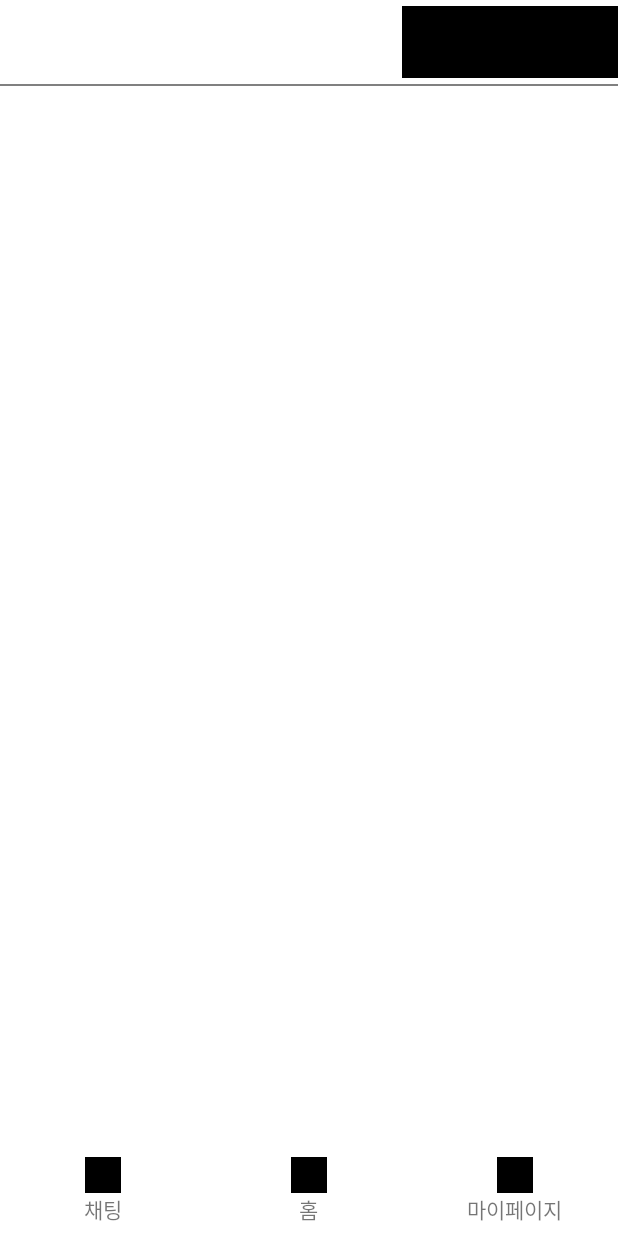
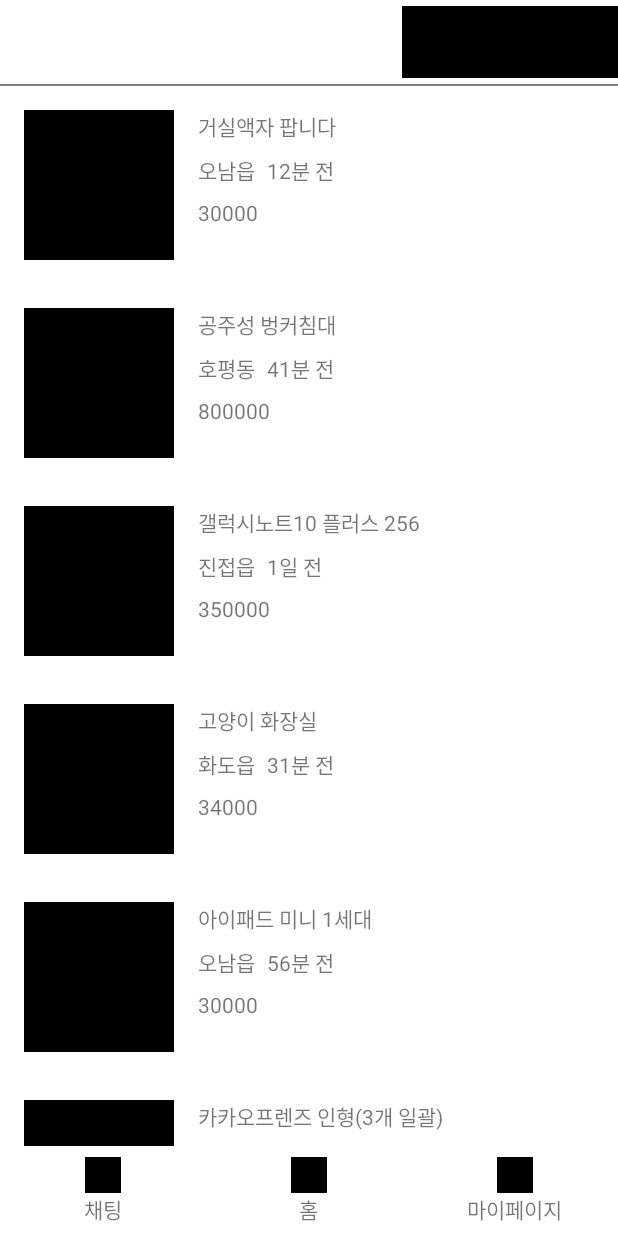
Before and after one commit to Sookhee/ShinhanESGMarket, an Android app: the screen it shows after launch (MainActivity), on a phone screen of 412 x 824 dp. Run offline under Robolectric (Android 15) with nearby library versions, the phone set to English and light mode, and no system bars; our stand-ins replace data binding; libraries missing offline, so code that uses them is left out: kotlin.jvm.functions.

Commit message:
홈 패널에 임시 상품 리사이클러뷰 추가

```diff
--- a/app/build.gradle
+++ b/app/build.gradle
@@ -40,6 +40,8 @@ android {
 }
 
 dependencies {
+    implementation project(':domain')
+    implementation project(':data')
 
     implementation 'androidx.core:core-ktx:1.6.0'
     implementation 'androidx.appcompat:appcompat:1.3.1'
--- a/app/src/main/java/com/github/sookhee/solcarrot/home/HomeFragment.kt
+++ b/app/src/main/java/com/github/sookhee/solcarrot/home/HomeFragment.kt
@@ -6,6 +6,7 @@ import android.view.LayoutInflater
 import android.view.View
 import android.view.ViewGroup
 import android.widget.Toast
+import com.github.sookhee.domain.entity.Product
 import com.github.sookhee.solcarrot.databinding.FragmentHomeBinding
 
 class HomeFragment : Fragment() {
@@ -19,6 +20,7 @@ class HomeFragment : Fragment() {
         _binding = FragmentHomeBinding.inflate(inflater, container, false)
 
         setOnClickListener()
+        initRecyclerView()
 
         return binding.root
     }
@@ -33,4 +35,24 @@ class HomeFragment : Fragment() {
         binding.btnCategory.setOnClickListener { Toast.makeText(context, "CATEGORY", Toast.LENGTH_SHORT).show() }
         binding.btnAlarm.setOnClickListener { Toast.makeText(context, "ALARM", Toast.LENGTH_SHORT).show() }
     }
+
+    private fun initRecyclerView() {
+        binding.productRecyclerView.adapter = ProductAdapter().apply {
+            items = PRODUCT_LIST
+            onItemClick = {
+
+            }
+        }
+    }
+
+    companion object {
+        private val PRODUCT_LIST = listOf(
+            Product(0, "거실액자 팝니다", "오남읍", "12분 전", 30000),
+            Product(1, "공주성 벙커침대", "호평동", "41분 전", 800000),
+            Product(2, "갤럭시노트10 플러스 256", "진접읍", "1일 전", 350000),
+            Product(3, "고양이 화장실", "화도읍", "31분 전", 34000),
+            Product(4, "아이패드 미니 1세대", "오남읍", "56분 전", 30000),
+            Product(5, "카카오프렌즈 인형(3개 일괄)", "진접읍", "55분 전", 18000),
+        )
+    }
 }
--- /dev/null
+++ b/app/src/main/java/com/github/sookhee/solcarrot/home/ProductAdapter.kt
@@ -0,0 +1,47 @@
+package com.github.sookhee.solcarrot.home
+
+import android.view.LayoutInflater
+import android.view.ViewGroup
+import androidx.recyclerview.widget.RecyclerView
+import com.github.sookhee.domain.entity.Product
+import com.github.sookhee.solcarrot.databinding.ItemProductBinding
+
+class ProductAdapter :
+    RecyclerView.Adapter<ProductAdapter.ViewHolder>() {
+
+    var items: List<Product> = emptyList()
+    var onItemClick: ((selectedItem: Product) -> Unit)? = null
+
+    override fun onCreateViewHolder(parent: ViewGroup, viewType: Int): ViewHolder {
+        val inflater = LayoutInflater.from(parent.context)
+        return ViewHolder(ItemProductBinding.inflate(inflater, parent, false), onItemClick)
+    }
+
+    override fun onBindViewHolder(holder: ViewHolder, position: Int) {
+        holder.bind(items[position])
+    }
+
+    override fun getItemCount(): Int {
+        return items.size
+    }
+
+    class ViewHolder(
+        private val binding: ItemProductBinding,
+        private val onItemClick: ((selectedItem: Product) -> Unit)?,
+    ) :
+        RecyclerView.ViewHolder(binding.root) {
+
+        init {
+            binding.onItemClick = onItemClick
+        }
+
+        fun bind(
+            item: Product,
+        ) {
+            binding.item = item
+            binding.onItemClick = onItemClick
+
+            binding.productPrice.text = "${item.price}"
+        }
+    }
+}
--- a/app/src/main/res/layout/activity_main.xml
+++ b/app/src/main/res/layout/activity_main.xml
@@ -9,8 +9,8 @@
     <FrameLayout
         android:id="@+id/frameLayout"
         android:layout_width="match_parent"
-        android:layout_height="match_parent"
-        app:layout_constraintBottom_toBottomOf="parent"
+        android:layout_height="0dp"
+        app:layout_constraintBottom_toTopOf="@id/bottomNavigation"
         app:layout_constraintEnd_toEndOf="parent"
         app:layout_constraintStart_toStartOf="parent"
         app:layout_constraintTop_toTopOf="parent" />
@@ -19,6 +19,7 @@
         android:id="@+id/bottomNavigation"
         android:layout_width="match_parent"
         android:layout_height="60dp"
+        android:background="@color/white"
         android:gravity="center_vertical"
         android:orientation="horizontal"
         app:layout_constraintBottom_toBottomOf="parent"
--- a/app/src/main/res/layout/fragment_home.xml
+++ b/app/src/main/res/layout/fragment_home.xml
@@ -39,6 +39,7 @@
         </LinearLayout>
 
         <View
+            android:id="@+id/toolbarGuideLine"
             android:layout_width="match_parent"
             android:layout_height="1dp"
             android:background="@color/gray"
@@ -46,5 +47,18 @@
             app:layout_constraintStart_toStartOf="parent"
             app:layout_constraintTop_toBottomOf="@id/toolbar" />
 
+        <androidx.recyclerview.widget.RecyclerView
+            android:id="@+id/productRecyclerView"
+            android:layout_width="match_parent"
+            android:layout_height="0dp"
+            android:layout_marginHorizontal="16dp"
+            android:orientation="vertical"
+            android:overScrollMode="never"
+            app:layoutManager="androidx.recyclerview.widget.LinearLayoutManager"
+            app:layout_constraintBottom_toBottomOf="parent"
+            app:layout_constraintEnd_toEndOf="parent"
+            app:layout_constraintStart_toStartOf="parent"
+            app:layout_constraintTop_toBottomOf="@id/toolbarGuideLine"
+            tools:listitem="@layout/item_product" />
     </androidx.constraintlayout.widget.ConstraintLayout>
 </layout>
--- /dev/null
+++ b/app/src/main/res/layout/item_product.xml
@@ -0,0 +1,79 @@
+<?xml version="1.0" encoding="utf-8"?>
+<layout xmlns:android="http://schemas.android.com/apk/res/android"
+    xmlns:app="http://schemas.android.com/apk/res-auto"
+    xmlns:tools="http://schemas.android.com/tools">
+
+    <data>
+
+        <import type="kotlin.jvm.functions.Function1" />
+
+        <import type="kotlin.Unit" />
+
+        <import type="com.github.sookhee.domain.entity.Product" />
+
+        <variable
+            name="item"
+            type="Product" />
+
+        <variable
+            name="onItemClick"
+            type="Function1&lt;Product, Unit>" />
+    </data>
+
+
+    <androidx.constraintlayout.widget.ConstraintLayout
+        android:layout_width="match_parent"
+        android:layout_height="132dp">
+
+        <ImageView
+            android:id="@+id/productImage"
+            android:layout_width="100dp"
+            android:layout_height="100dp"
+            android:src="@color/black"
+            app:layout_constraintBottom_toBottomOf="parent"
+            app:layout_constraintStart_toStartOf="parent"
+            app:layout_constraintTop_toTopOf="parent" />
+
+        <TextView
+            android:id="@+id/productTitle"
+            android:layout_width="0dp"
+            android:layout_height="wrap_content"
+            android:layout_marginStart="16dp"
+            android:text="@{item.title}"
+            app:layout_constraintEnd_toEndOf="parent"
+            app:layout_constraintStart_toEndOf="@id/productImage"
+            app:layout_constraintTop_toTopOf="@id/productImage"
+            tools:text="중고거래 합니다" />
+
+        <TextView
+            android:id="@+id/productArea"
+            android:layout_width="wrap_content"
+            android:layout_height="wrap_content"
+            android:layout_marginTop="8dp"
+            android:text="@{item.area}"
+            app:layout_constraintStart_toStartOf="@id/productTitle"
+            app:layout_constraintTop_toBottomOf="@id/productTitle"
+            tools:text="호평동" />
+
+        <TextView
+            android:id="@+id/productTime"
+            android:layout_width="wrap_content"
+            android:layout_height="wrap_content"
+            android:layout_marginStart="8dp"
+            android:text="@{item.time}"
+            app:layout_constraintStart_toEndOf="@id/productArea"
+            app:layout_constraintTop_toTopOf="@id/productArea"
+            tools:text="6분 전" />
+
+        <TextView
+            android:id="@+id/productPrice"
+            android:layout_width="0dp"
+            android:layout_height="wrap_content"
+            android:layout_marginTop="8dp"
+            app:layout_constraintEnd_toEndOf="parent"
+            app:layout_constraintStart_toStartOf="@id/productArea"
+            app:layout_constraintTop_toBottomOf="@id/productArea"
+            tools:text="10,000원" />
+
+    </androidx.constraintlayout.widget.ConstraintLayout>
+</layout>
--- a/domain/src/main/java/com/github/sookhee/domain/entity/Post.kt
+++ /dev/null
@@ -1,6 +0,0 @@
-package com.github.sookhee.domain.entity
-
-data class Post(
-    val id: Int,
-    val title: String
-)
--- /dev/null
+++ b/domain/src/main/java/com/github/sookhee/domain/entity/Product.kt
@@ -0,0 +1,9 @@
+package com.github.sookhee.domain.entity
+
+data class Product(
+    val id: Int,
+    val title: String = "",
+    val area: String = "",
+    val time: String = "",
+    val price: Int = 0,
+)
```
